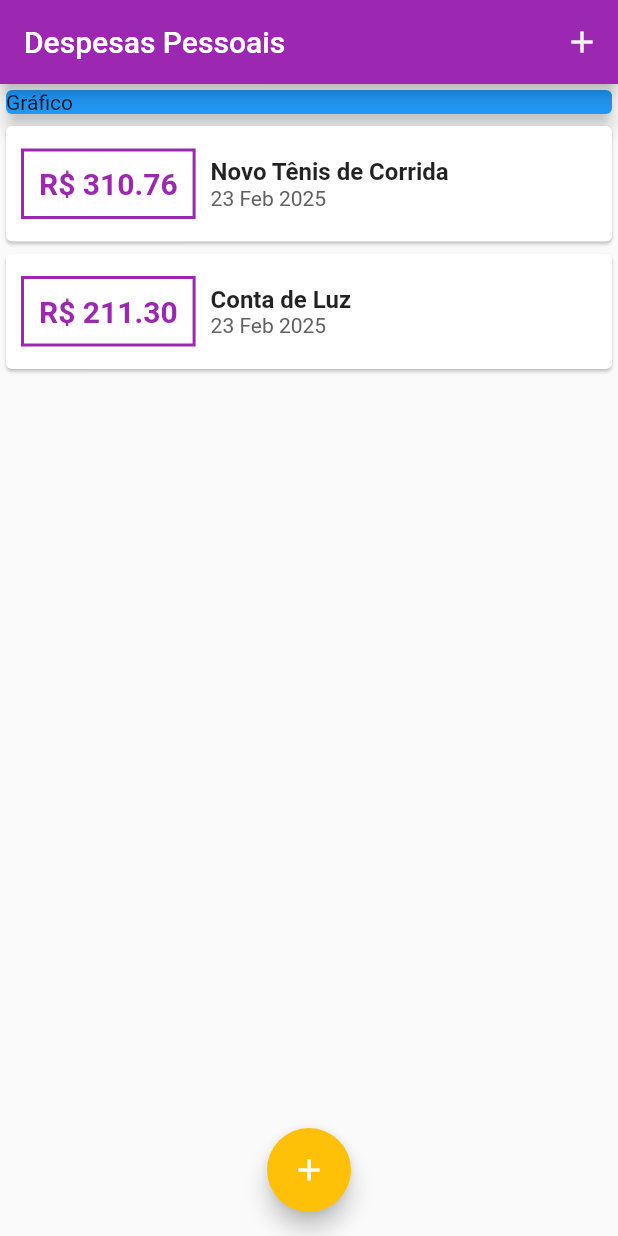
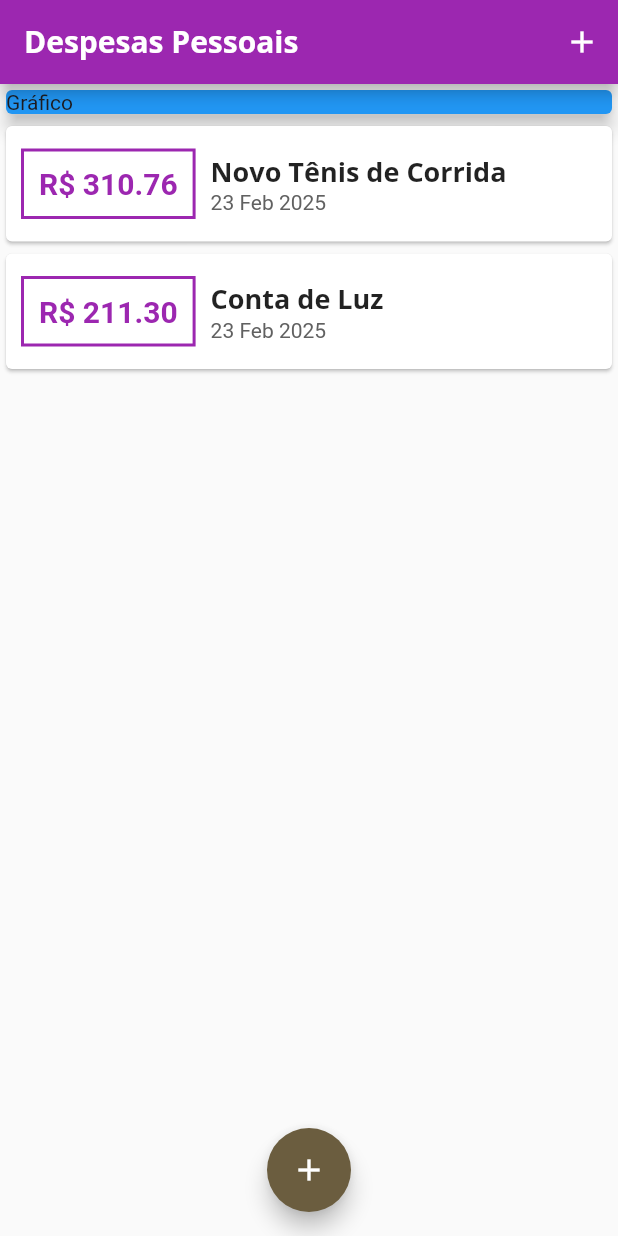
Before and after one commit to Petw143/despesas_pessoais, a Flutter app: the screen it shows after launch, on a phone screen of 412 x 824 dp. Run offline on Flutter 3.47's test engine with Material 3 defaults, Android fonts, the phone set to English and light mode, and no system bars.

Commit message:
Adicionando fontes e uma imagem para espera, além disso, começando o chart

```diff
--- a/lib/components/transaction_list.dart
+++ b/lib/components/transaction_list.dart
@@ -11,7 +11,20 @@ class TransactionList extends StatelessWidget {
   Widget build(BuildContext context) {
     return Container(
       height: 350,
-      child: ListView.builder(
+      child: transactions.isEmpty ? Column(
+        children: <Widget>[
+          SizedBox(height: 20),
+          Text(
+            'Nenhuma Transação Cadastrada!',
+            style: Theme.of(context).textTheme.titleMedium,
+          ),
+          SizedBox(height: 20),
+          Container(
+            height: 200,
+            child: Image.asset('assets/images/waiting.png', fit: BoxFit.cover,),
+          )
+        ],
+      ) : ListView.builder(
         itemCount: transactions.length,
         itemBuilder: (ctx, index){
           final tr = transactions[index];
@@ -39,10 +52,7 @@ class TransactionList extends StatelessWidget {
               children: <Widget>[
                 Text(
                   tr.title,
-                  style: TextStyle(
-                    fontWeight: FontWeight.bold,
-                    fontSize: 16,
-                  ),
+                  style: Theme.of(context).textTheme.titleMedium,
                 ),
                 Text(
                   DateFormat('d MMM y').format(tr.date),
--- a/lib/main.dart
+++ b/lib/main.dart
@@ -17,14 +17,26 @@ class ExpensesApp extends StatelessWidget {
       home: const MyHomePage(),
       theme: ThemeData(
         useMaterial3: false,
-        appBarTheme: AppBarTheme(
+        fontFamily: 'Quicksand',
+        textTheme: ThemeData.light().textTheme.copyWith(
+          titleLarge: const TextStyle(
+            fontFamily: 'OpenSans',
+            fontSize: 20,
+            fontWeight: FontWeight.bold,
+          ),
+          titleMedium: const TextStyle(
+            fontFamily: 'OpenSans',
+            fontSize: 18,
+            fontWeight: FontWeight.bold,
+          ),
+        ),
+        appBarTheme: const AppBarTheme(
           backgroundColor: Colors.purple,
           foregroundColor: Colors.white,
         ),
         colorScheme: ColorScheme.fromSeed(
           seedColor: Colors.amber,
           primary: Colors.purple,
-          secondary: Colors.amber,
         ),
       ),
     );
@@ -39,7 +51,7 @@ class MyHomePage extends StatefulWidget {
 }
 
 class _MyHomePageState extends State<MyHomePage> {
-  final _transactions = [
+  final List<Transaction>_transactions = <Transaction>[
     Transaction(
       id: 't1',
       title: 'Novo Tênis de Corrida',
```
Also changed, not shown: lib/components/chart.dart (added, +51 -0 lines), pubspec.yaml (+13 -9 lines), assets/fonts/OpenSans-Bold.ttf (added), assets/fonts/OpenSans-Regular.ttf (added), assets/fonts/Quicksand-Bold.ttf (added), assets/fonts/Quicksand-Light.ttf (added), assets/fonts/Quicksand-Medium.ttf (added), assets/fonts/Quicksand-Regular.ttf (added), assets/images/waiting.png (added).
